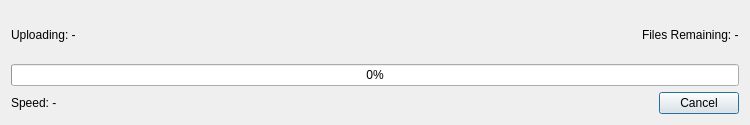
ronybeck/ApolloExplorer, file ApolloExplorerPC/dialoguploadfile.ui: the form before one commit.
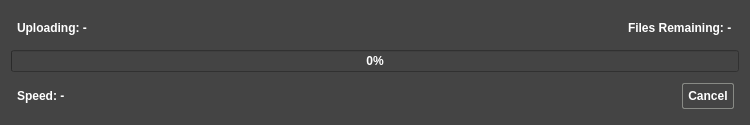
The form after the commit. Icons and pictures are not drawn.

Patch:
```diff
--- a/ApolloExplorerPC/dialoguploadfile.ui
+++ b/ApolloExplorerPC/dialoguploadfile.ui
@@ -38,6 +38,60 @@
    <iconset resource="icons.qrc">
     <normaloff>:/browser/icons/VampireHW.png</normaloff>:/browser/icons/VampireHW.png</iconset>
   </property>
+  <property name="styleSheet">
+   <string notr="true">QWidget
+{	
+	background-color: #444444;
+	font: bold 12px;
+	color:  white;
+	font: 700 10pt &quot;Comfortaa&quot;;
+}
+QLabel{
+	padding-left: 3px;
+	padding-right: 3px;
+}
+
+QLineEdit
+{
+border: 1px solid rgb(136, 138, 133);
+}
+
+QPushButton
+{
+	margin: 5px;
+	padding: 5px;
+	border: 1px solid rgb(136, 138, 133);
+    border-radius: 2px;
+	text-align: center;
+}
+QPushButton::pressed
+{
+	background-color: #555555;
+}
+QPushButton::hover
+{
+	border: 1px solid #aaaaaa;
+}
+QGroupBox
+{
+	padding: 1px;
+	margin: 1px;
+}
+
+QHeaderView::section
+{
+	margin: 2px;
+	padding: 2px;
+}
+
+QMenu::indicator {
+    border: 1px inset white;
+}
+QMenu::indicator:checked {
+    border: 1px inset white;
+	background: red;
+}</string>
+  </property>
   <layout class="QVBoxLayout" name="verticalLayout">
    <item>
     <layout class="QHBoxLayout" name="horizontalLayout">
```
